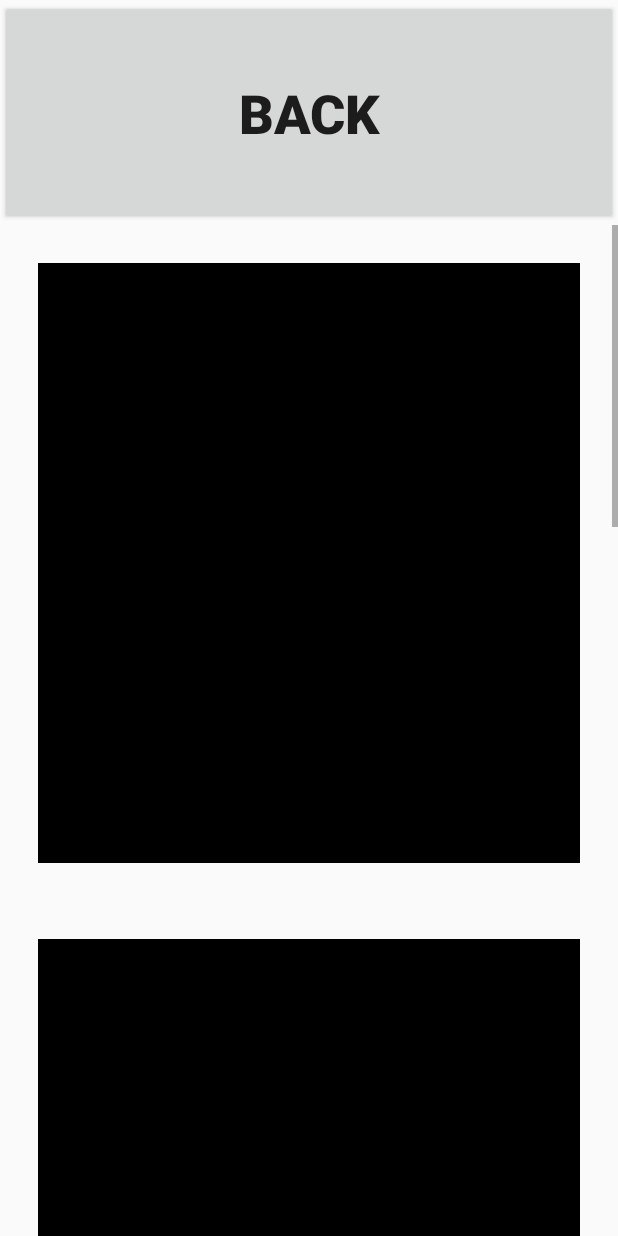
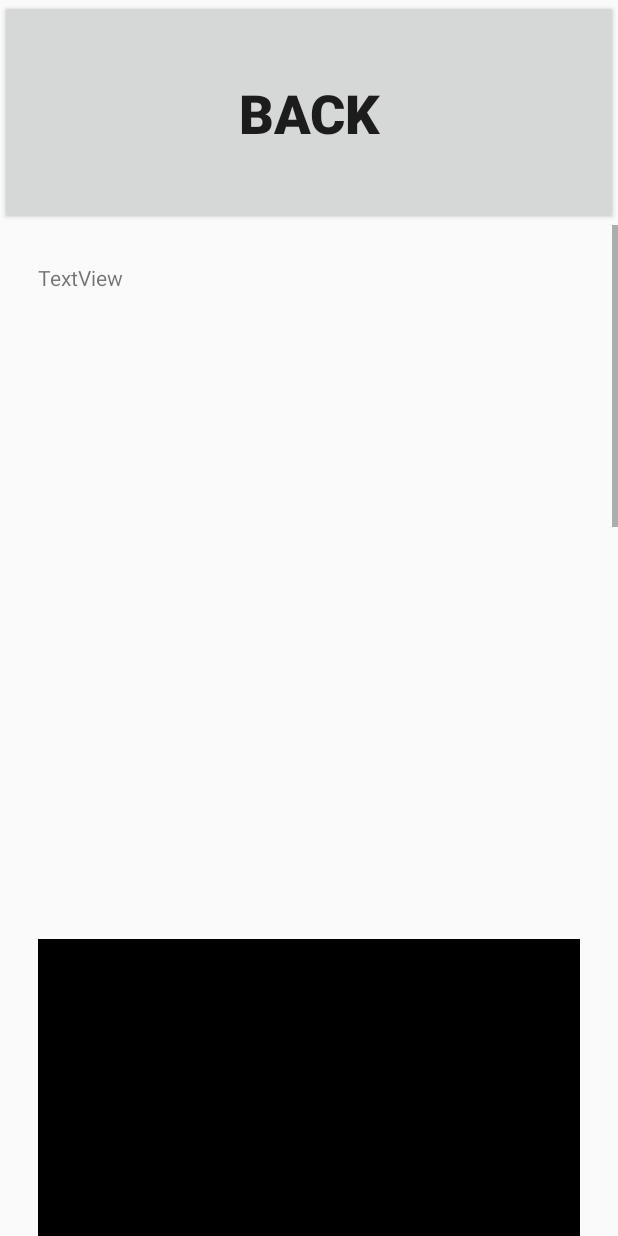
Before and after one commit to cmpercy/COMP580Proto, an Android app: the layout instruction_page.xml on its own in the app's theme, with its tools: preview values and no code run, on a phone screen of 412 x 824 dp. Run offline under Robolectric (Android 15) with nearby library versions, the phone set to English and light mode, and no system bars.

Commit message:
added new activity for InstrucitonPage

```diff
--- a/app/src/main/AndroidManifest.xml
+++ b/app/src/main/AndroidManifest.xml
@@ -22,7 +22,10 @@
             android:theme="@style/AppTheme.Transparent"></activity>
         <activity
             android:name=".EditTextActivity"
-            android:theme="@style/AppTheme.Transparent"></activity>
+            android:theme="@style/AppTheme.Transparent" />
+        <activity
+            android:name=".InstructionPage"
+            android:theme="@style/AppTheme.NoActionBar"/>
     </application>
 
 </manifest>
--- a/app/src/main/java/edu/unc/miller/comp580proto/AToZActivity.java
+++ b/app/src/main/java/edu/unc/miller/comp580proto/AToZActivity.java
@@ -437,7 +437,7 @@ public class AToZActivity extends AppCompatActivity implements TextToSpeech.OnIn
 
     //Might need to check that these are still mapped correctly
     public void aToZButtonClicked(View view){
-        Intent intent;
+        //Intent intent;
         switch(view.getId()){
             case R.id.zone1_button:
                 AZButtonFunctionOne();
--- a/app/src/main/res/layout/activity_radial.xml
+++ b/app/src/main/res/layout/activity_radial.xml
@@ -42,7 +42,7 @@
             android:textColor="#000"
             android:clickable="false"
             android:background="#FFF"
-            />
+    />
 
         <ImageView
             android:id="@+id/exterior_button_1"
--- a/app/src/main/res/layout/instruction_page.xml
+++ b/app/src/main/res/layout/instruction_page.xml
@@ -1,11 +1,13 @@
 <?xml version="1.0" encoding="utf-8"?>
 
-<RelativeLayout xmlns:android="http://schemas.android.com/apk/res/android"
+<RelativeLayout
+    xmlns:android="http://schemas.android.com/apk/res/android"
     xmlns:app="http://schemas.android.com/apk/res-auto"
+    android:id="@+id/parent_instruciton"
     android:layout_width="match_parent"
     android:layout_height="match_parent">
     <Button
-        android:id="@+id/button"
+        android:id="@+id/exit_instruction"
         android:layout_width="match_parent"
         android:layout_height="150dp"
         android:contentDescription="@string/return_user_to_keyboard"
@@ -19,7 +21,7 @@
     android:id="@+id/scroll_instructions"
     android:layout_width="match_parent"
     android:layout_height="match_parent"
-    android:layout_below="@+id/button">
+    android:layout_below="@+id/exit_instruction">
         <RelativeLayout
             android:id="@+id/instructions"
             android:layout_width="match_parent"
@@ -34,8 +36,7 @@
                 android:layout_height="400dp"
                 android:layout_margin="25dp"
                 android:layout_gravity="end"
-                android:contentDescription="@string/how_to_make_a_sentence"
-                app:srcCompat="@android:drawable/screen_background_dark"/>
+                android:contentDescription="@string/how_to_make_a_sentence"/>
 
             <TextView
                 android:id="@+id/textView_how_to_make_a_sentence"
@@ -56,7 +57,8 @@
                 android:layout_gravity="end"
                 android:layout_below="@id/how_to_make_a_sentence"
                 android:contentDescription="@string/how_to_make_a_sentence"
-                app:srcCompat="@android:drawable/screen_background_dark"/>
+                app:srcCompat="@android:drawable/screen_background_dark"
+                />
 
             <TextView
                 android:id="@+id/textView_how_to_change_regions"
```
Also changed, not shown: app/src/main/java/edu/unc/miller/comp580proto/InstructionPage.java (+45 -1 lines), 1 other file.
